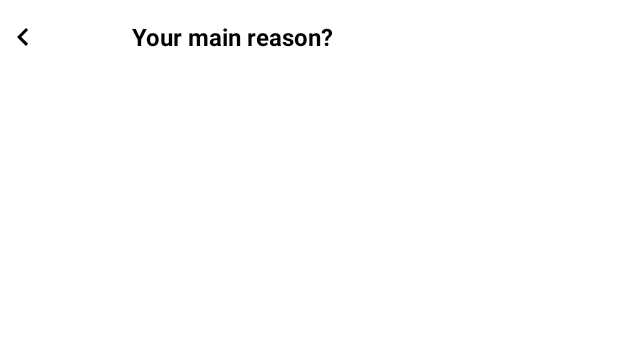
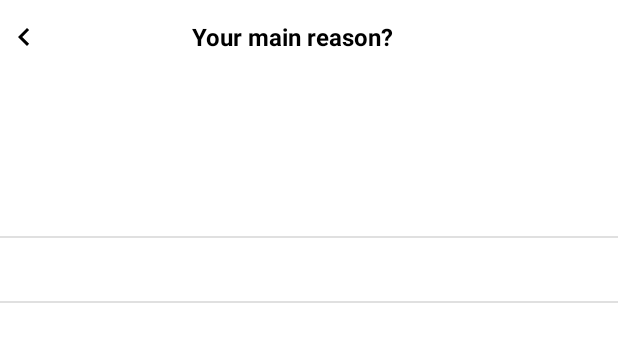
Before and after one commit to alakhalil/Mobile-interactions, an Android app: the layout fragment_normal_feelings.xml on its own in the app's theme, with its tools: preview values and no code run, on a phone screen of 412 x 824 dp. Shown: the top 342 px of the screen. Run offline under Robolectric (Android 15) with nearby library versions, the phone set to English and light mode, and no system bars.

Commit message:
layout - center elements and improve

```diff
--- a/MoodTracker/app/src/main/res/layout/fragment_normal_feelings.xml
+++ b/MoodTracker/app/src/main/res/layout/fragment_normal_feelings.xml
@@ -28,29 +28,20 @@
             <ImageButton
                 android:id="@+id/backBtn"
                 android:layout_width="wrap_content"
-                android:layout_height="wrap_content"
+                android:layout_height="match_parent"
                 android:layout_gravity="center"
-                android:layout_marginStart="3dp"
+                android:layout_marginLeft="4dp"
                 android:background="@null"
-                android:src="@drawable/chevron_left"
-                android:contentDescription="TODO" />
+                android:contentDescription="TODO"
+                android:src="@drawable/chevron_left" />
 
-            <ImageView
-                android:id="@+id/normal_feeling_icon"
-                android:layout_width="25dp"
-                android:layout_height="25dp"
-                android:layout_gravity="center"
-                android:layout_marginStart="5dp"
-                android:contentDescription="TODO">
-
-            </ImageView>
 
             <TextView
                 android:id="@+id/yourMainReason"
-                android:layout_width="146dp"
-                android:layout_height="wrap_content"
-                android:layout_gravity="center"
-                android:layout_marginStart="30dp"
+                android:layout_width="match_parent"
+                android:layout_height="match_parent"
+                android:layout_marginRight="50dp"
+                android:gravity="center_vertical|center_horizontal"
                 android:text="Your main reason?"
                 android:textColor="@color/black"
                 android:textSize="16sp"
@@ -58,11 +49,19 @@
 
         </LinearLayout>
 
+        <ImageView
+            android:id="@+id/normal_feeling_icon"
+            android:layout_width="70dp"
+            android:layout_height="70dp"
+            android:layout_gravity="center_horizontal"
+            android:contentDescription="TODO">
+
+        </ImageView>
+
         <ListView
             android:id="@+id/reasons"
             android:layout_width="match_parent"
             android:layout_height="wrap_content"
-            android:divider="@null"
             tools:listitem="@layout/reason_item">
 
         </ListView>
```
Also changed, not shown: MoodTracker/app/src/main/res/layout/fragment_strong_feelings.xml (+11 -13 lines).
